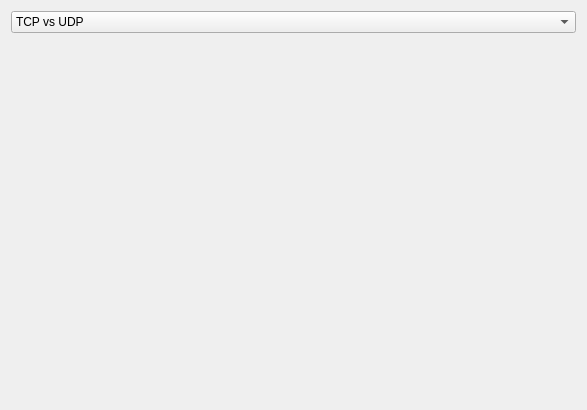
AONunan/FinalYearProject, file statwindow.ui: the form before one commit.
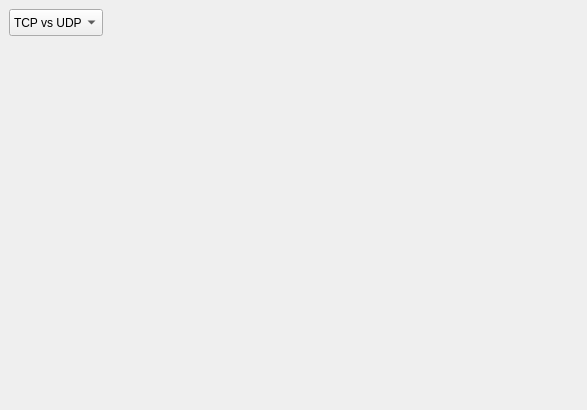
The form after the commit.

Commit message: Added TCP packet timeline to graph

Diff of the .ui file:
```diff
--- a/statwindow.ui
+++ b/statwindow.ui
@@ -13,20 +13,31 @@
   <property name="windowTitle">
    <string>Dialog</string>
   </property>
-  <layout class="QGridLayout" name="gridLayout">
-   <item row="0" column="0">
     <widget class="QComboBox" name="comboBox_display_option">
+   <property name="geometry">
+    <rect>
+     <x>9</x>
+     <y>9</y>
+     <width>94</width>
+     <height>27</height>
+    </rect>
+   </property>
      <item>
       <property name="text">
        <string>TCP vs UDP</string>
       </property>
      </item>
     </widget>
-   </item>
-   <item row="1" column="0">
-    <widget class="QWidget" name="widget_graph" native="true"/>
-   </item>
-  </layout>
+  <widget class="QWidget" name="widget_graph" native="true">
+   <property name="geometry">
+    <rect>
+     <x>9</x>
+     <y>42</y>
+     <width>451</width>
+     <height>271</height>
+    </rect>
+   </property>
+  </widget>
  </widget>
  <resources/>
  <connections/>
```
Lines whose indentation alone changed are shown as unchanged. The commit also changes 3 other files.
